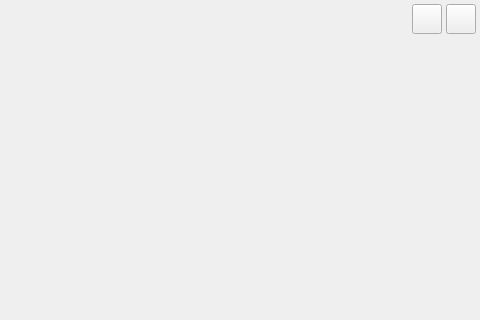
Before: the Qt Designer form src/mainwindow.ui in UbuntuKylin/indicator-china-weather, drawn with Qt 5; both pictures show x 385 to 865 and y 0 to 320 of the 865 by 520 pixel window.
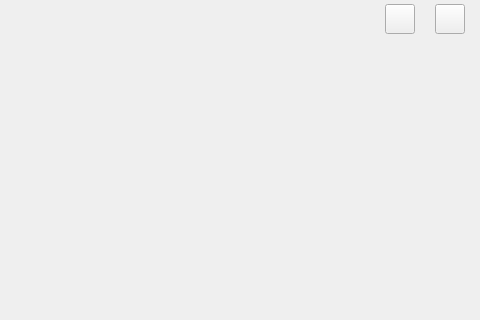
After: the same form once the commit is applied.

Commit message: Remove close button on leftup of mainwindow

```diff
--- a/src/mainwindow.ui
+++ b/src/mainwindow.ui
@@ -26,7 +26,7 @@
     <widget class="QPushButton" name="btnMinimize">
      <property name="geometry">
       <rect>
-       <x>797</x>
+       <x>820</x>
        <y>4</y>
        <width>30</width>
        <height>30</height>
@@ -39,7 +39,7 @@
     <widget class="QPushButton" name="btnCancel">
      <property name="geometry">
       <rect>
-       <x>831</x>
+       <x>770</x>
        <y>4</y>
        <width>30</width>
        <height>30</height>
```
The commit also changes 1 other file.
